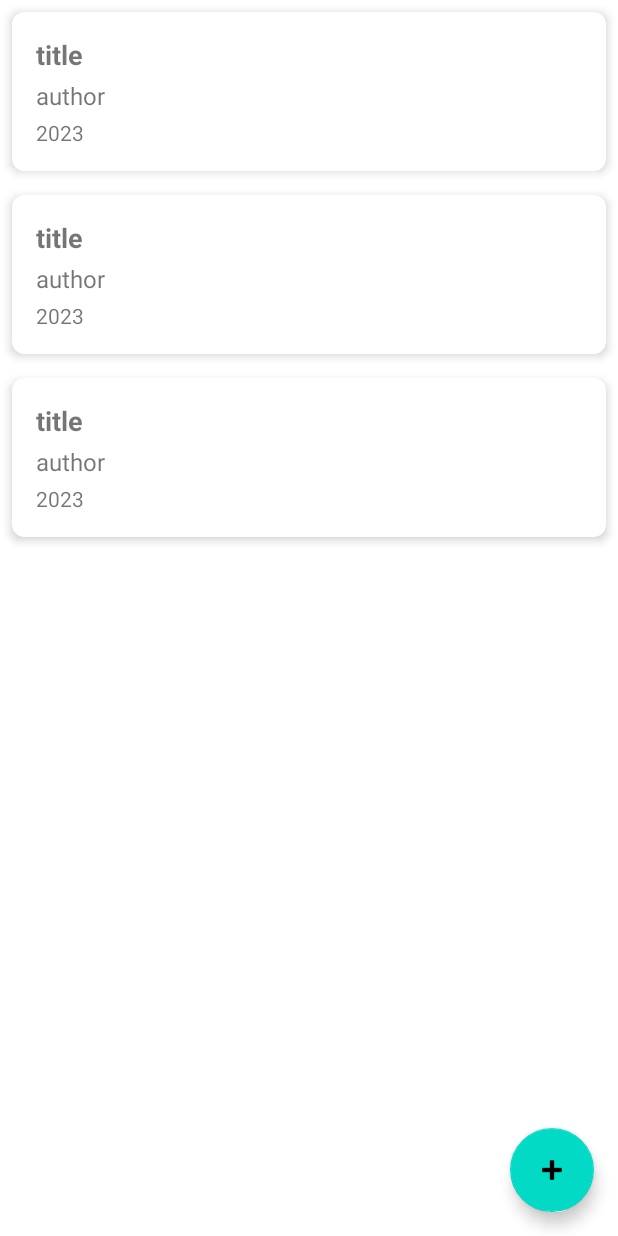
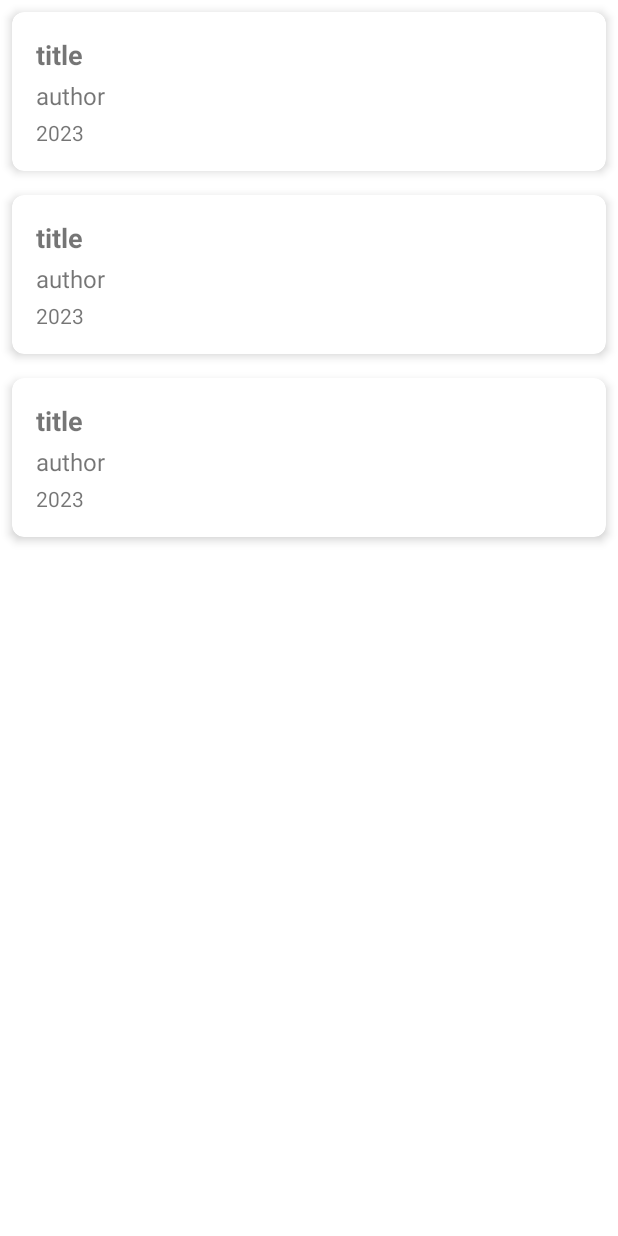
Before and after one commit to ladmini/RoomBookList, an Android app: the layout activity_book_list.xml on its own in the app's theme, with its tools: preview values and no code run, on a phone screen of 412 x 824 dp. Run offline under Robolectric (Android 15) with nearby library versions, the phone set to English and light mode, and no system bars.

Commit message:
remove invalid code

```diff
--- a/app/src/main/java/com/zhuli/roombooklist/BookListActivity.kt
+++ b/app/src/main/java/com/zhuli/roombooklist/BookListActivity.kt
@@ -32,16 +32,13 @@ class BookListActivity : AppCompatActivity() {
 
         binding.recyclerView.adapter = adapter
         binding.recyclerView.layoutManager = LinearLayoutManager(this)
-
-        binding.fab.visibility = View.GONE
-
         binding.progressBar.visibility = View.VISIBLE
 
         bookViewModel.refreshFromNetwork()
 
         bookViewModel.isNetworkAvailable.observe(this) { isAvailable ->
             if (!isAvailable) {
-                Toast.makeText(this, "Network unavailable, showing local data", Toast.LENGTH_SHORT).show()
+                Toast.makeText(this, "Network unavailable, showing local data", Toast.LENGTH_LONG).show()
             }
         }
 
--- a/app/src/main/res/layout/activity_book_list.xml
+++ b/app/src/main/res/layout/activity_book_list.xml
@@ -16,16 +16,6 @@
         app:layout_constraintTop_toTopOf="parent"
         tools:listitem="@layout/item_book" />
 
-    <com.google.android.material.floatingactionbutton.FloatingActionButton
-        android:id="@+id/fab"
-        android:layout_width="wrap_content"
-        android:layout_height="wrap_content"
-        android:layout_margin="16dp"
-        android:contentDescription="Add new book"
-        app:layout_constraintBottom_toBottomOf="parent"
-        app:layout_constraintEnd_toEndOf="parent"
-        app:srcCompat="@android:drawable/ic_input_add" />
-
     <ProgressBar
         android:id="@+id/progressBar"
         android:layout_width="wrap_content"
```
